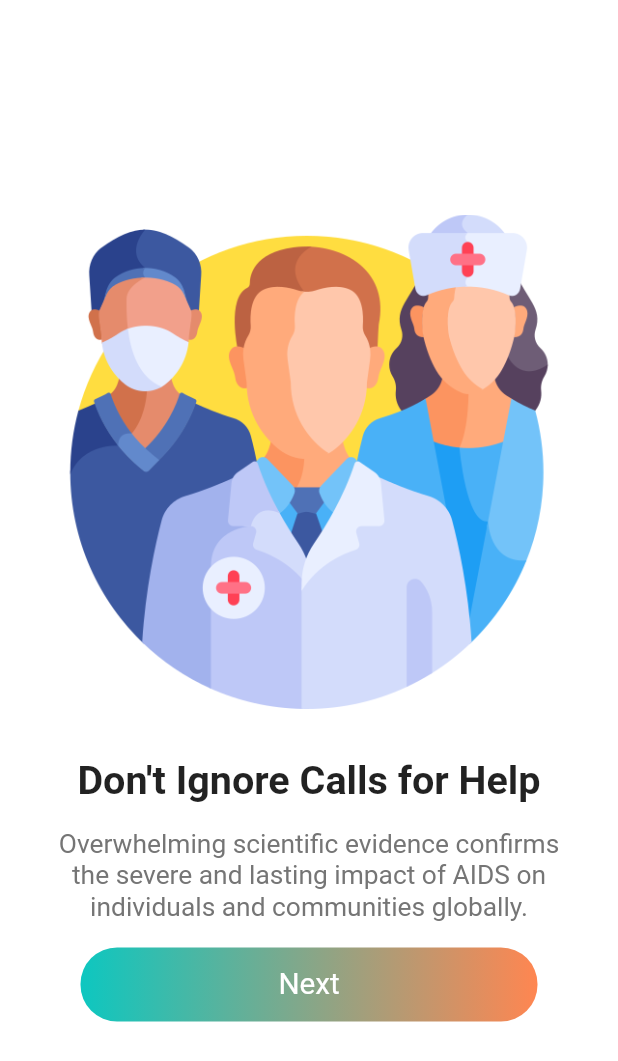
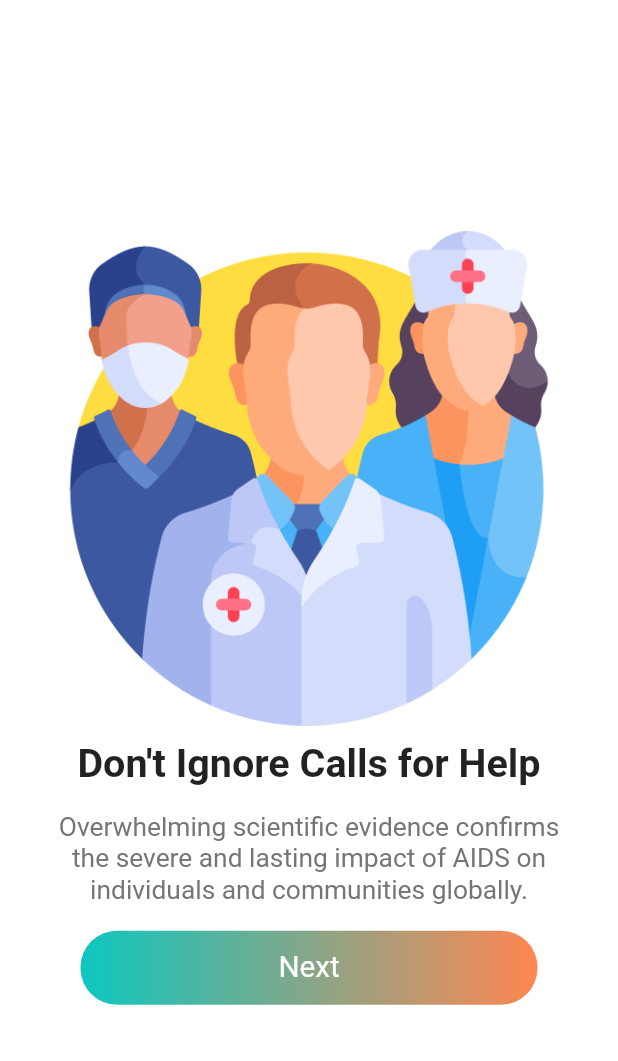
Before and after one commit to DargaHasanBasri/solution_challenge_project, a Flutter app: the screen it shows after launch, after a tap on "Next", on a phone screen of 412 x 824 dp. Shown: the top 1061 px of the screen. Run offline on Flutter 3.47's test engine with Material 2 defaults, Android fonts, the phone set to English and light mode, and no system bars; our stand-ins replace flutter_animation_progress_bar, flutter_screenutil, flutter_svg, get; missing offline and left inert: circular_seek_bar.

```diff
--- a/lib/core/constants/app_constants.dart
+++ b/lib/core/constants/app_constants.dart
@@ -10,6 +10,7 @@ class AppConstants {
   static const Color mainBlue = Color(0xFF0DC7C0);
 
   static const Color fillColorText = Color(0xFFE8E8E8);
+  static const Color mainBlack = Color(0xFF000000);
 
   static const List<Color> buttonColor = [
     Color(0xFF0DC7C0),
--- a/lib/core/constants/navigation_constants.dart
+++ b/lib/core/constants/navigation_constants.dart
@@ -1,6 +1,3 @@
-import 'package:solution_challenge_project/views/inform_page/inform_page_second.dart';
-import 'package:solution_challenge_project/views/inform_page/inform_page_third.dart';
-
 class NavigationConstants {
   static const home = "/home";
   static const loginPage = "/loginPage";
@@ -8,11 +5,9 @@ class NavigationConstants {
   static const passwordReset = "/passwordReset";
   static const newPassword = "/newPassword";
 
-
-  static const donatePage1 = "/donatePage1";
+  static const campaignsDetails1 = "/campaignsDetails1";
 
   static const informPage = "/informPage";
   static const informPageSecond = "/informPageSecond";
   static const informPageThird = "/informPageThird";
-
 }
--- a/lib/core/init/navigation/navigation_service.dart
+++ b/lib/core/init/navigation/navigation_service.dart
@@ -1,5 +1,5 @@
 import 'package:solution_challenge_project/export.dart';
-import 'package:solution_challenge_project/views/campaigns_page/donate_page1.dart';
+import 'package:solution_challenge_project/views/campaigns_details_page/campaigns_details1.dart';
 
 import 'package:solution_challenge_project/views/inform_page/inform_page.dart';
 import 'package:solution_challenge_project/views/inform_page/inform_page_second.dart';
@@ -32,8 +32,8 @@ class NavigationService {
       page: () => const NewPassword(),
     ),
     GetPage(
-      name: NavigationConstants.donatePage1,
-      page: () => const DonatePage1(),
+      name: NavigationConstants.campaignsDetails1,
+      page: () => const CampaignsDetails1(),
     ),
     GetPage(
       name: NavigationConstants.informPage,
--- a/lib/views/campaigns_page/companents/profile_campaigns.dart
+++ b/lib/views/campaigns_details_page/companents/profile_campaigns.dart
@@ -1,5 +1,5 @@
 import 'package:solution_challenge_project/export.dart';
-import 'package:solution_challenge_project/views/campaigns_page/companents/profile.dart';
+import 'package:solution_challenge_project/views/campaigns_details_page/companents/profile.dart';
 
 class ProfileCampaigns extends StatelessWidget {
   const ProfileCampaigns({
--- a/lib/views/home/home.dart
+++ b/lib/views/home/home.dart
@@ -55,14 +55,14 @@ class HomePage extends StatelessWidget {
                     const CampaignsInkwell(
                       imageAdress: "assets/images/resim1.png",
                       countryName: "Africa",
-                      navigationName: NavigationConstants.donatePage1,
+                      navigationName: NavigationConstants.campaignsDetails1,
                     ),
                     Padding(
                       padding: EdgeInsets.only(left: 15.w),
                       child: const CampaignsInkwell(
                         imageAdress: "assets/images/resim1.png",
                         countryName: "India",
-                        navigationName: NavigationConstants.donatePage1,
+                        navigationName: NavigationConstants.campaignsDetails1,
                       ),
                     ),
                     Padding(
@@ -70,7 +70,7 @@ class HomePage extends StatelessWidget {
                       child: const CampaignsInkwell(
                         imageAdress: "assets/images/resim1.png",
                         countryName: "Africa",
-                        navigationName: NavigationConstants.donatePage1,
+                        navigationName: NavigationConstants.campaignsDetails1,
                       ),
                     ),
                   ],
--- /dev/null
+++ b/lib/views/inform_page/compenents/image_and_title.dart
@@ -0,0 +1,31 @@
+import 'package:solution_challenge_project/export.dart';
+
+class ImageAndTitle extends StatelessWidget {
+  final String imageAdress;
+  final String imageTitle;
+  const ImageAndTitle({
+    super.key,
+    required this.imageAdress,
+    required this.imageTitle,
+  });
+
+  @override
+  Widget build(BuildContext context) {
+    return Column(
+      children: [
+        Image.asset(
+          imageAdress, //'assets/images/helping-hand.png'
+          width: MediaQuery.of(context).size.width * 0.8,
+        ),
+        SizedBox(height: 10.h),
+        Text(
+          imageTitle, //'Sufficient Resources Save Lives'
+          style: TextStyle(
+            fontSize: 24.sp,
+            fontWeight: FontWeight.bold,
+          ),
+        ),
+      ],
+    );
+  }
+}
--- /dev/null
+++ b/lib/views/inform_page/compenents/inform_button.dart
@@ -0,0 +1,43 @@
+import 'package:solution_challenge_project/export.dart';
+
+class InformButton extends StatelessWidget {
+  final String buttonTitle;
+  final dynamic navigationName;
+  final double valueHorizontal;
+  final double valueVertical;
+  const InformButton({
+    super.key,
+    required this.buttonTitle,
+    this.navigationName,
+    required this.valueHorizontal,
+    required this.valueVertical,
+  });
+
+  @override
+  Widget build(BuildContext context) {
+    return GestureDetector(
+      onTap: () {
+        Get.toNamed(navigationName);
+      },
+      child: Container(
+        padding: EdgeInsets.symmetric(
+          horizontal: valueHorizontal.h,
+          vertical: valueVertical.w,
+        ),
+        decoration: BoxDecoration(
+          gradient: const LinearGradient(
+            colors: AppConstants.buttonColor,
+          ),
+          borderRadius: BorderRadius.circular(24.r),
+        ),
+        child: Text(
+          buttonTitle,
+          style: TextStyle(
+            fontSize: 18.sp,
+            color: AppConstants.mainWhite,
+          ),
+        ),
+      ),
+    );
+  }
+}
--- a/lib/views/inform_page/inform_page.dart
+++ b/lib/views/inform_page/inform_page.dart
@@ -1,4 +1,6 @@
 import 'package:solution_challenge_project/export.dart';
+import 'package:solution_challenge_project/views/inform_page/compenents/image_and_title.dart';
+import 'package:solution_challenge_project/views/inform_page/compenents/inform_button.dart';
 
 class InformPage extends StatelessWidget {
   const InformPage({super.key});
@@ -11,17 +13,9 @@ class InformPage extends StatelessWidget {
           child: Column(
             mainAxisAlignment: MainAxisAlignment.center,
             children: [
-              Image.asset(
-                'assets/images/helping-hand.png',
-                width: MediaQuery.of(context).size.width * 0.8,
-              ),
-              SizedBox(height: 10.h),
-              Text(
-                'Sufficient Resources Save Lives',
-                style: TextStyle(
-                  fontSize: 24.sp,
-                  fontWeight: FontWeight.bold,
-                ),
+              const ImageAndTitle(
+                imageAdress: 'assets/images/helping-hand.png',
+                imageTitle: 'Sufficient Resources Save Lives',
               ),
               SizedBox(height: 16.h),
               Padding(
@@ -36,29 +30,11 @@ class InformPage extends StatelessWidget {
                 ),
               ),
               SizedBox(height: 16.h),
-              GestureDetector(
-                onTap: () {
-                  Get.toNamed(NavigationConstants.informPageSecond);
-                },
-                child: Container(
-                  padding: EdgeInsets.symmetric(
-                    horizontal: 130.h,
-                    vertical: 12.w,
-                  ),
-                  decoration: BoxDecoration(
-                    gradient: const LinearGradient(
-                      colors: AppConstants.buttonColor,
-                    ),
-                    borderRadius: BorderRadius.circular(24.0),
-                  ),
-                  child: Text(
-                    'Next',
-                    style: TextStyle(
-                      fontSize: 18.sp,
-                      color: AppConstants.mainWhite,
-                    ),
-                  ),
-                ),
+              const InformButton(
+                buttonTitle: "Next",
+                navigationName: NavigationConstants.informPageSecond,
+                valueHorizontal: 120,
+                valueVertical: 12,
               ),
             ],
           ),
--- a/lib/views/inform_page/inform_page_second.dart
+++ b/lib/views/inform_page/inform_page_second.dart
@@ -1,4 +1,6 @@
 import 'package:solution_challenge_project/export.dart';
+import 'package:solution_challenge_project/views/inform_page/compenents/image_and_title.dart';
+import 'package:solution_challenge_project/views/inform_page/compenents/inform_button.dart';
 
 class InformPageSecond extends StatelessWidget {
   const InformPageSecond({super.key});
@@ -10,17 +12,9 @@ class InformPageSecond extends StatelessWidget {
         child: Column(
           mainAxisAlignment: MainAxisAlignment.center,
           children: [
-            Image.asset(
-              'assets/images/medical-team.png',
-              width: MediaQuery.of(context).size.width * 0.8,
-            ),
-            SizedBox(height: 32.h),
-            Text(
-              'Don\'t Ignore Calls for Help',
-              style: TextStyle(
-                fontSize: 24.sp,
-                fontWeight: FontWeight.bold,
-              ),
+            const ImageAndTitle(
+              imageAdress: 'assets/images/medical-team.png',
+              imageTitle: 'Don\'t Ignore Calls for Help',
             ),
             SizedBox(height: 16.h),
             Padding(
@@ -35,29 +29,11 @@ class InformPageSecond extends StatelessWidget {
               ),
             ),
             SizedBox(height: 16.h),
-            GestureDetector(
-              onTap: () {
-                Get.toNamed(NavigationConstants.informPageThird);
-              },
-              child: Container(
-                padding: EdgeInsets.symmetric(
-                  horizontal: 130.h,
-                  vertical: 12.w,
-                ),
-                decoration: BoxDecoration(
-                  gradient: const LinearGradient(
-                    colors: AppConstants.buttonColor,
-                  ),
-                  borderRadius: BorderRadius.circular(24.r),
-                ),
-                child: Text(
-                  'Next',
-                  style: TextStyle(
-                    fontSize: 18.sp,
-                    color: AppConstants.mainWhite,
-                  ),
-                ),
-              ),
+            const InformButton(
+              buttonTitle: "Next",
+              navigationName: NavigationConstants.informPageThird,
+              valueHorizontal: 130,
+              valueVertical: 12,
             ),
           ],
         ),
--- a/pubspec.yaml
+++ b/pubspec.yaml
@@ -16,6 +16,8 @@ dependencies:
   flutter_screenutil: ^5.7.0
   cupertino_icons: ^1.0.2
   flutter_svg:
+  circular_seek_bar: ^1.1.0+2
+  flutter_animation_progress_bar: ^2.3.1
 
 
 dev_dependencies:
```
Also changed, not shown: lib/views/campaigns_details_page/campaigns_details1.dart (renamed from lib/views/campaigns_page/donate_page1.dart, +4 -4 lines), lib/views/campaigns_details_page/companents/campaigns_content.dart (renamed from lib/views/campaigns_page/companents/campaigns_content.dart, +10 -2 lines), lib/views/campaigns_details_page/companents/donate_content.dart (added, +34 -0 lines), lib/views/campaigns_details_page/companents/donate_info.dart (added, +61 -0 lines), lib/views/campaigns_page/companents/donate_content.dart (deleted, +0 -38 lines), lib/views/home/companents/campaigns_info.dart (+47 -12 lines), lib/views/home/companents/volunteers_inkwell.dart (+25 -1 lines), lib/views/login_and_register/login_page.dart (+12 -0 lines), lib/views/campaigns_details_page/companents/profile.dart (renamed from lib/views/campaigns_page/companents/profile.dart), pubspec.lock.
